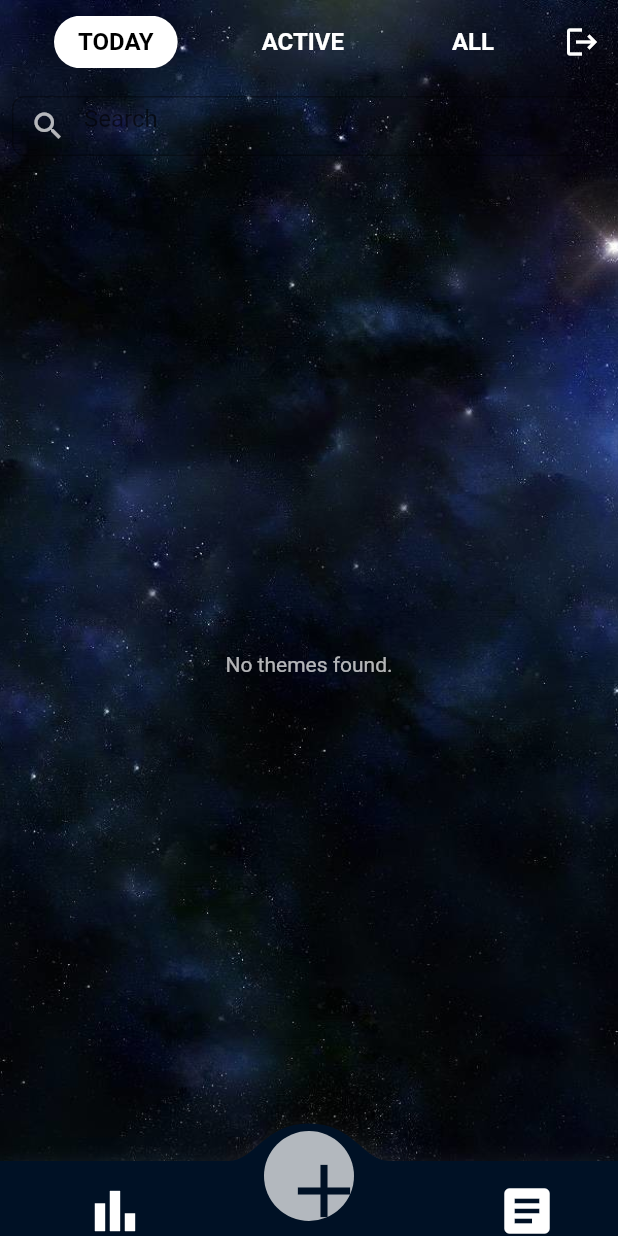
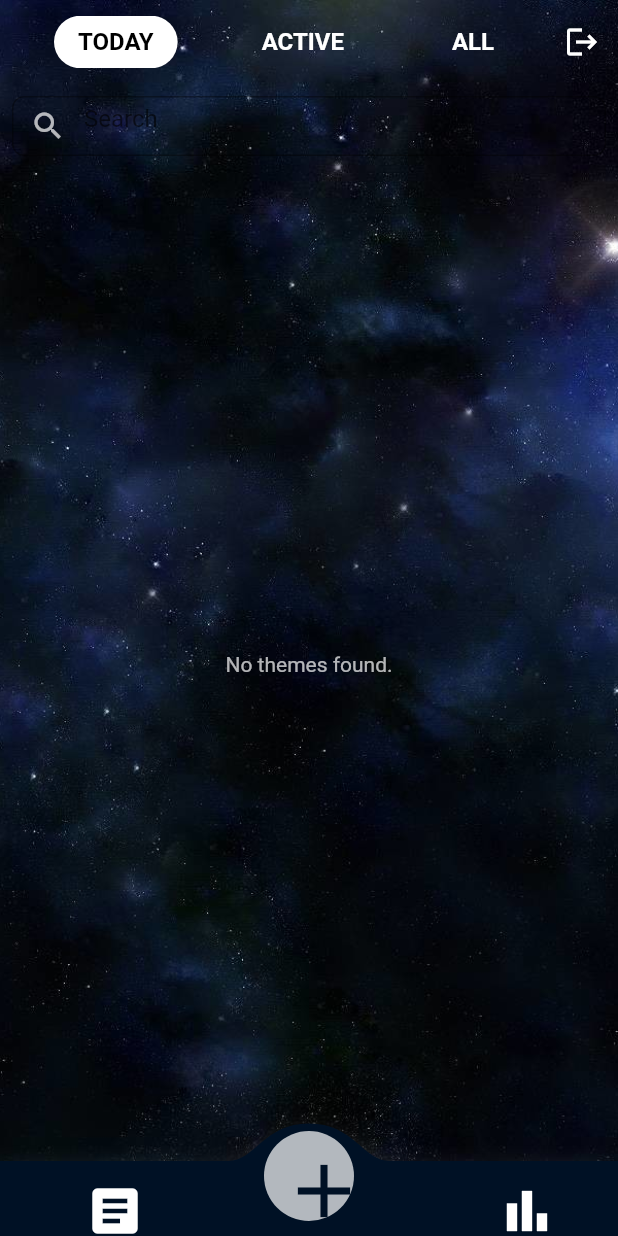
Before and after one commit to anampavicic/Spacy, a Flutter app: the screen it shows once a user with an empty profile is signed in, on a phone screen of 412 x 824 dp. Run offline on Flutter 3.47's test engine with Material 2 defaults, Android fonts, the phone set to English and light mode, and no system bars; drawn by our look-alikes of convex_bottom_bar; our stand-ins replace charts_flutter, cloud_firestore, firebase_auth, firebase_core, flutter_datetime_picker; accounts and stored records are empty.

Commit message:
Add final touches

```diff
--- a/lib/screens/home/home.dart
+++ b/lib/screens/home/home.dart
@@ -5,7 +5,7 @@ import 'package:spacy/services/user_card.dart';
 
 import '../../services/auth.dart';
 import '../../services/database.dart';
-import '../theme/add_theme.dart';
+import '../add theme/add_theme.dart';
 import '../utilities/background.dart';
 import '../utilities/convex_app_bar.dart';
 import 'ThemeButtonList.dart';
@@ -30,7 +30,6 @@ class _HomeState extends State<Home> {
   @override
   int _selectedIndex = 0;
   List<String> _words = ['Today', 'Active', 'All'];
-  String Id = "Ana"; //delete this when you get the chance
 
   Future<List<SpacyTheme>> getThemes() async {
     var userId = _auth.getCurrentUser().toString();
@@ -137,9 +136,9 @@ class _HomeState extends State<Home> {
               getThemes: getThemes,
             ),
             bottomNavigationBar: CustomConvexBottomAppBar(
-              rightIcon: Icons.article,
+              leftIcon: Icons.article,
               middleIcon: Icons.add,
-              leftIcon: Icons.bar_chart,
+              rightIcon: Icons.bar_chart,
               rightButtonPressed: rightButton,
               middleButtonPressed: middleButton,
               leftButtonPressed: leftButton,
--- a/lib/screens/home/home_statistic.dart
+++ b/lib/screens/home/home_statistic.dart
@@ -3,7 +3,7 @@ import 'package:spacy/screens/home/statistic_theme_button_list.dart';
 
 import '../../models/theme.dart';
 import '../../services/theme.dart';
-import '../theme/add_theme.dart';
+import '../add theme/add_theme.dart';
 import '../utilities/background.dart';
 import '../utilities/convex_app_bar.dart';
 
```
Also changed, not shown: lib/screens/statistic/statistic.dart (+1 -11 lines), lib/screens/add theme/add_card.dart (renamed from lib/screens/theme/add_card.dart), lib/screens/add theme/add_card_theme.dart (renamed from lib/screens/theme/add_card_theme.dart), lib/screens/add theme/add_theme.dart (renamed from lib/screens/theme/add_theme.dart), lib/screens/add theme/add_theme_details.dart (renamed from lib/screens/theme/add_theme_details.dart), lib/screens/add theme/congrast_screen.dart (renamed from lib/screens/theme/congrast_screen.dart).
